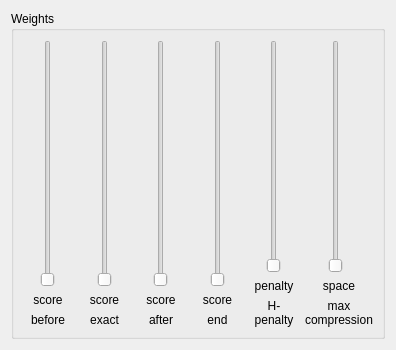
fontmatrix/fontmatrix, file src/layoutoptions.ui: the form before one commit.
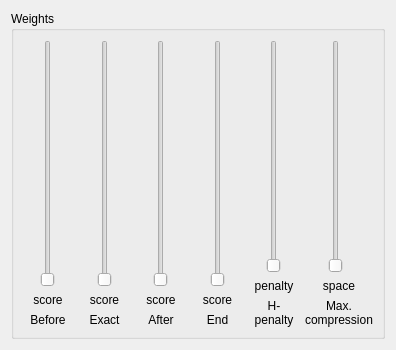
The form after the commit.

Commit message: Initial documentation for text layoput engine options, extracted from an old IRC log. Features TODOs and human unreadable text :) Also improved corresponding menu item and fixed capitalization in the dialog itself.

What changed in the file:
```diff
--- a/src/layoutoptions.ui
+++ b/src/layoutoptions.ui
@@ -88,7 +88,7 @@
         <item row="2" column="0" colspan="3" >
          <widget class="QLabel" name="label" >
           <property name="text" >
-           <string>before</string>
+           <string>Before</string>
           </property>
           <property name="alignment" >
            <set>Qt::AlignHCenter|Qt::AlignTop</set>
@@ -134,7 +134,7 @@
         <item row="2" column="0" colspan="3" >
          <widget class="QLabel" name="label_2" >
           <property name="text" >
-           <string>exact</string>
+           <string>Exact</string>
           </property>
           <property name="alignment" >
            <set>Qt::AlignHCenter|Qt::AlignTop</set>
@@ -232,7 +232,7 @@
         <item row="2" column="0" colspan="3" >
          <widget class="QLabel" name="label_3" >
           <property name="text" >
-           <string>after</string>
+           <string>After</string>
           </property>
           <property name="alignment" >
            <set>Qt::AlignHCenter|Qt::AlignTop</set>
@@ -304,7 +304,7 @@
         <item row="2" column="0" colspan="3" >
          <widget class="QLabel" name="label_5" >
           <property name="text" >
-           <string>end</string>
+           <string>End</string>
           </property>
           <property name="alignment" >
            <set>Qt::AlignCenter</set>
@@ -439,7 +439,7 @@
         <item row="2" column="0" colspan="4" >
          <widget class="QLabel" name="label_6" >
           <property name="text" >
-           <string>max compression</string>
+           <string>Max. compression</string>
           </property>
           <property name="alignment" >
            <set>Qt::AlignCenter</set>
```
Left out of the diff: 2 changed lines with no effect on the pictures. The commit also changes 3 other files.
